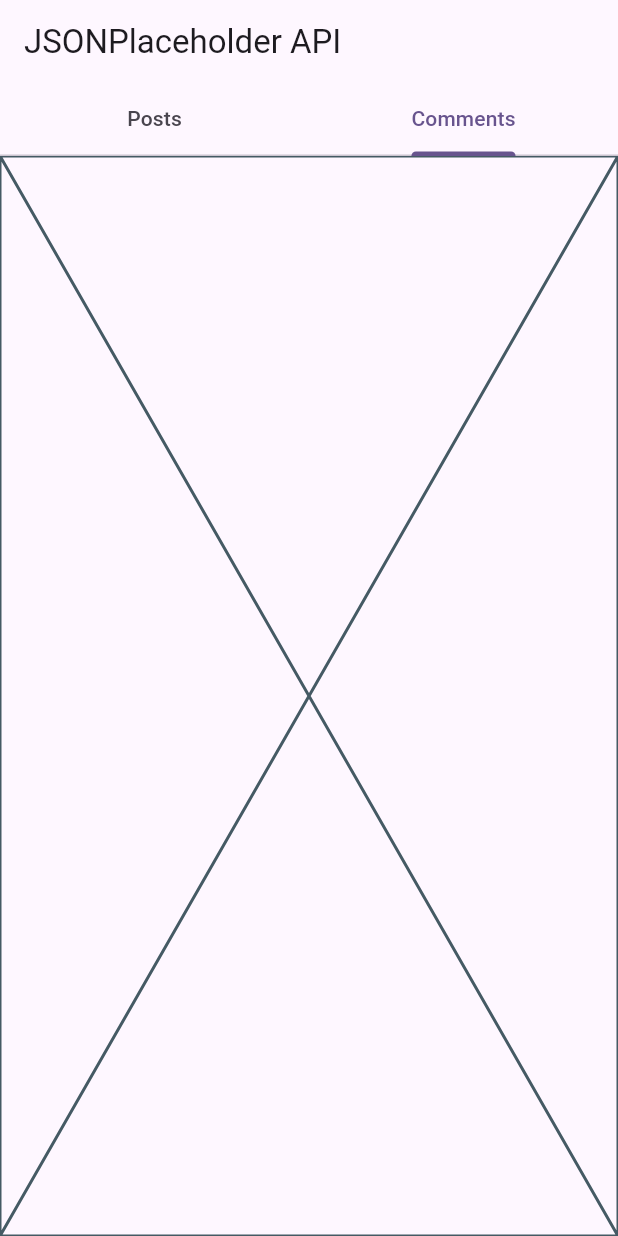
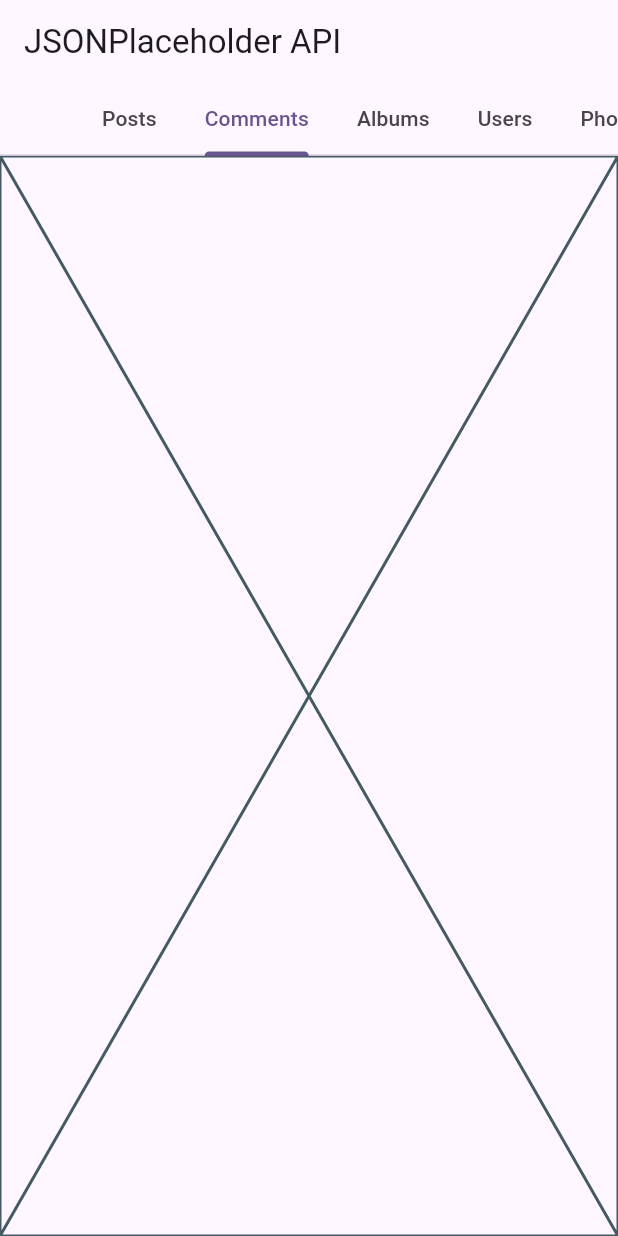
Before and after one commit to kiiiihasss/JSONPlaceholder, a Flutter app: the screen it shows after launch, tab 2 chosen, on a phone screen of 412 x 824 dp. Run offline on Flutter 3.47's test engine with Material 3 defaults, Android fonts, the phone set to English and light mode, and no system bars; network calls fail.

Commit message:
Add albums, users, photos, and todos tabs

```diff
--- a/lib/pages/home_pages.dart
+++ b/lib/pages/home_pages.dart
@@ -1,6 +1,10 @@
 import 'package:flutter/material.dart';
 import 'package:jsonplaceholder/pages/tabs/posts_tab.dart';
 import 'package:jsonplaceholder/pages/tabs/comments_tab.dart';
+import 'package:jsonplaceholder/pages/tabs/albums_tab.dart';
+import 'package:jsonplaceholder/pages/tabs/users_tab.dart';
+import 'package:jsonplaceholder/pages/tabs/photos_tab.dart';
+import 'package:jsonplaceholder/pages/tabs/todos_tab.dart';
 
 class HomePages extends StatelessWidget {
   const HomePages({super.key});
@@ -8,21 +12,30 @@ class HomePages extends StatelessWidget {
   @override
   Widget build(BuildContext context) {
     return DefaultTabController(
-      length: 2,
+      length: 6, // Updated from 2 to 6
       child: Scaffold(
         appBar: AppBar(
-          title: Text('JSONPlaceholder API'),
-          bottom: TabBar(
+          title: const Text('JSONPlaceholder API'),
+          bottom: const TabBar(
+            isScrollable: true, // Prevents text overflow with 6 tabs
             tabs: [
               Tab(text: 'Posts'),
               Tab(text: 'Comments'),
+              Tab(text: 'Albums'),
+              Tab(text: 'Users'),
+              Tab(text: 'Photos'),
+              Tab(text: 'Todos'),
             ],
           ),
         ),
-        body: TabBarView(
+        body: const TabBarView(
           children: [
             PostsTab(),
             CommentsTab(),
+            AlbumsTab(),
+            UsersTab(),
+            PhotosTab(),
+            TodosTab(),
           ],
         ),
       ),
--- /dev/null
+++ b/lib/pages/tabs/todos_tab.dart
@@ -0,0 +1,10 @@
+import 'package:flutter/material.dart';
+
+class TodosTab extends StatelessWidget {
+  const TodosTab({super.key});
+
+  @override
+  Widget build(BuildContext context) {
+    return const Placeholder();
+  }
+}
```
